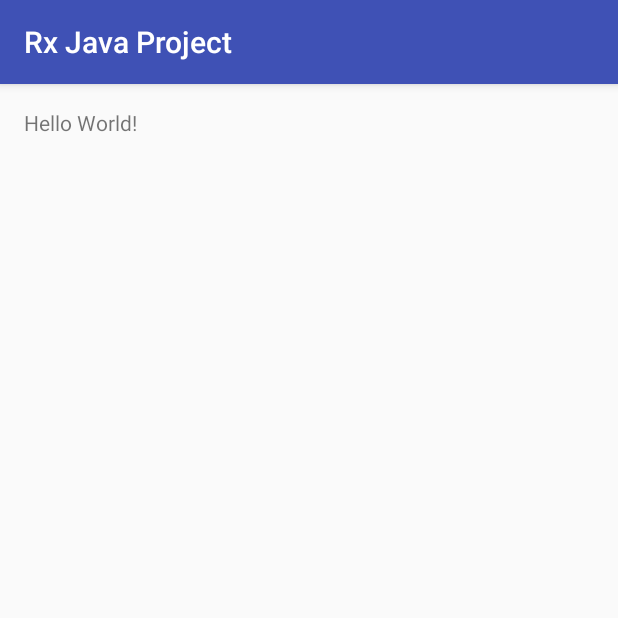
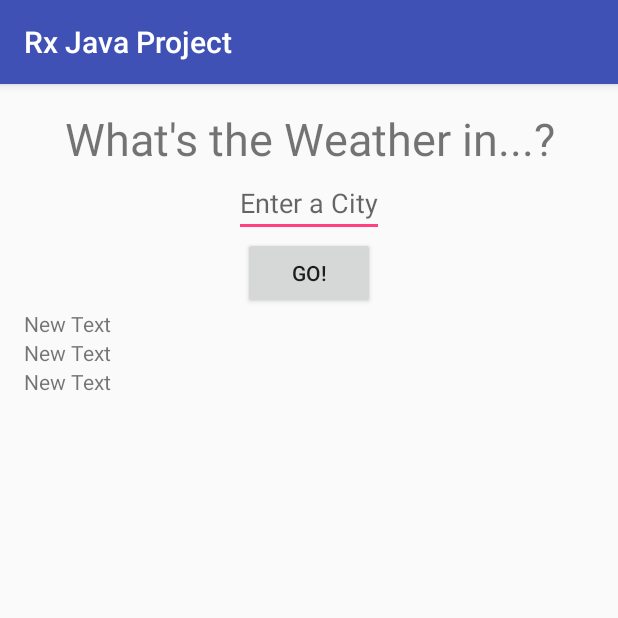
Before and after one commit to Rosanio/RxJava_API_Call, an Android app: the screen it shows after launch (MainActivity), on a phone screen of 412 x 824 dp, the top half of it. Run offline under Robolectric (Android 15) with nearby library versions, the phone set to English and light mode, and no system bars; libraries missing offline, so code that uses them is left out: rx.android.schedulers, rx.schedulers; 4 statements that could not run were skipped.

Commit message:
Setup activity and fragment layouts

```diff
--- a/app/build.gradle
+++ b/app/build.gradle
@@ -31,10 +31,10 @@ android {
 dependencies {
     compile fileTree(dir: 'libs', include: ['*.jar'])
     testCompile 'junit:junit:4.12'
-    compile 'com.android.support:appcompat-v7:23.1.1'
-    compile 'com.android.support:design:23.1.1'
-    compile 'com.android.support:recyclerview-v7:23.1.1'
-    compile 'com.android.support:cardview-v7:23.1.0'
+    compile 'com.android.support:appcompat-v7:23.4.0'
+    compile 'com.android.support:design:23.4.0'
+    compile 'com.android.support:recyclerview-v7:23.4.0'
+    compile 'com.android.support:cardview-v7:23.4.0'
     compile 'io.reactivex:rxjava:1.1.0'
     compile 'io.reactivex:rxandroid:1.1.0'
     compile 'com.squareup.retrofit:adapter-rxjava:2.0.0-beta2'
@@ -43,6 +43,6 @@ dependencies {
     compile 'com.squareup.retrofit:converter-gson:2.0.0-beta2'
     compile 'com.squareup.okhttp:okhttp:2.7.0'
     compile 'com.jakewharton:butterknife:7.0.1'
-    compile 'com.android.support:support-v4:23.1.1'
+    compile 'com.android.support:support-v4:23.4.0'
     compile 'org.projectlombok:lombok:1.16.10'
 }
--- a/app/src/main/AndroidManifest.xml
+++ b/app/src/main/AndroidManifest.xml
@@ -10,7 +10,7 @@
         android:label="@string/app_name"
         android:supportsRtl="true"
         android:theme="@style/AppTheme">
-        <activity android:name=".MainActivity">
+        <activity android:name=".view.MainActivity">
             <intent-filter>
                 <action android:name="android.intent.action.MAIN" />
 
--- a/app/src/main/java/com/epicodus/rxjavaproject/models/WeatherData.java
+++ b/app/src/main/java/com/epicodus/rxjavaproject/models/WeatherData.java
@@ -1,5 +1,11 @@
 package com.epicodus.rxjavaproject.models;
 
+import com.epicodus.rxjavaproject.models.weather_subclasses.Clouds;
+import com.epicodus.rxjavaproject.models.weather_subclasses.Coord;
+import com.epicodus.rxjavaproject.models.weather_subclasses.Main;
+import com.epicodus.rxjavaproject.models.weather_subclasses.Sys;
+import com.epicodus.rxjavaproject.models.weather_subclasses.Weather;
+import com.epicodus.rxjavaproject.models.weather_subclasses.Wind;
 import com.google.gson.annotations.SerializedName;
 
 import java.util.List;
--- a/app/src/main/java/com/epicodus/rxjavaproject/WeatherService.java
+++ b/app/src/main/java/com/epicodus/rxjavaproject/models/WeatherService.java
@@ -1,4 +1,4 @@
-package com.epicodus.rxjavaproject;
+package com.epicodus.rxjavaproject.models;
 
 import com.epicodus.rxjavaproject.models.WeatherData;
 
--- a/app/src/main/java/com/epicodus/rxjavaproject/models/Clouds.java
+++ b/app/src/main/java/com/epicodus/rxjavaproject/models/weather_subclasses/Clouds.java
@@ -1,4 +1,4 @@
-package com.epicodus.rxjavaproject.models;
+package com.epicodus.rxjavaproject.models.weather_subclasses;
 
 import com.google.gson.annotations.SerializedName;
 
--- a/app/src/main/java/com/epicodus/rxjavaproject/models/Coord.java
+++ b/app/src/main/java/com/epicodus/rxjavaproject/models/weather_subclasses/Coord.java
@@ -1,4 +1,4 @@
-package com.epicodus.rxjavaproject.models;
+package com.epicodus.rxjavaproject.models.weather_subclasses;
 
 import com.google.gson.annotations.SerializedName;
 
--- a/app/src/main/java/com/epicodus/rxjavaproject/models/Main.java
+++ b/app/src/main/java/com/epicodus/rxjavaproject/models/weather_subclasses/Main.java
@@ -1,4 +1,4 @@
-package com.epicodus.rxjavaproject.models;
+package com.epicodus.rxjavaproject.models.weather_subclasses;
 
 import com.google.gson.annotations.SerializedName;
 
--- a/app/src/main/java/com/epicodus/rxjavaproject/models/Sys.java
+++ b/app/src/main/java/com/epicodus/rxjavaproject/models/weather_subclasses/Sys.java
@@ -1,4 +1,4 @@
-package com.epicodus.rxjavaproject.models;
+package com.epicodus.rxjavaproject.models.weather_subclasses;
 
 import com.google.gson.annotations.SerializedName;
 
--- a/app/src/main/java/com/epicodus/rxjavaproject/models/Weather.java
+++ b/app/src/main/java/com/epicodus/rxjavaproject/models/weather_subclasses/Weather.java
@@ -1,4 +1,4 @@
-package com.epicodus.rxjavaproject.models;
+package com.epicodus.rxjavaproject.models.weather_subclasses;
 
 import com.google.gson.annotations.SerializedName;
 
--- a/app/src/main/java/com/epicodus/rxjavaproject/models/Wind.java
+++ b/app/src/main/java/com/epicodus/rxjavaproject/models/weather_subclasses/Wind.java
@@ -1,4 +1,4 @@
-package com.epicodus.rxjavaproject.models;
+package com.epicodus.rxjavaproject.models.weather_subclasses;
 
 import com.google.gson.annotations.SerializedName;
 
--- /dev/null
+++ b/app/src/main/java/com/epicodus/rxjavaproject/view/WeatherListFragment.java
@@ -0,0 +1,30 @@
+package com.epicodus.rxjavaproject.view;
+
+
+import android.os.Bundle;
+import android.support.v4.app.Fragment;
+import android.view.LayoutInflater;
+import android.view.View;
+import android.view.ViewGroup;
+
+import com.epicodus.rxjavaproject.R;
+
+/**
+ * A simple {@link Fragment} subclass.
+ */
+public class WeatherListFragment extends Fragment {
+
+
+    public WeatherListFragment() {
+        // Required empty public constructor
+    }
+
+
+    @Override
+    public View onCreateView(LayoutInflater inflater, ViewGroup container,
+                             Bundle savedInstanceState) {
+        // Inflate the layout for this fragment
+        return inflater.inflate(R.layout.fragment_weather_list, container, false);
+    }
+
+}
--- /dev/null
+++ b/app/src/main/java/com/epicodus/rxjavaproject/view/WeatherQueryFragment.java
@@ -0,0 +1,30 @@
+package com.epicodus.rxjavaproject.view;
+
+
+import android.os.Bundle;
+import android.support.v4.app.Fragment;
+import android.view.LayoutInflater;
+import android.view.View;
+import android.view.ViewGroup;
+
+import com.epicodus.rxjavaproject.R;
+
+/**
+ * A simple {@link Fragment} subclass.
+ */
+public class WeatherQueryFragment extends Fragment {
+
+
+    public WeatherQueryFragment() {
+        // Required empty public constructor
+    }
+
+
+    @Override
+    public View onCreateView(LayoutInflater inflater, ViewGroup container,
+                             Bundle savedInstanceState) {
+        // Inflate the layout for this fragment
+        return inflater.inflate(R.layout.fragment_weather_query, container, false);
+    }
+
+}
--- a/app/src/main/res/layout/activity_main.xml
+++ b/app/src/main/res/layout/activity_main.xml
@@ -7,10 +7,22 @@
     android:paddingLeft="@dimen/activity_horizontal_margin"
     android:paddingRight="@dimen/activity_horizontal_margin"
     android:paddingTop="@dimen/activity_vertical_margin"
-    tools:context="com.epicodus.rxjavaproject.MainActivity">
+    tools:context=".view.MainActivity">
 
-    <TextView
-        android:layout_width="wrap_content"
+    <fragment
+        android:layout_width="match_parent"
         android:layout_height="wrap_content"
-        android:text="Hello World!" />
+        android:id="@+id/weatherQueryFragment"
+        android:name="com.epicodus.rxjavaproject.view.WeatherQueryFragment"
+        tools:layout="@layout/fragment_weather_query"/>
+
+    <fragment
+        android:layout_width="match_parent"
+        android:layout_height="wrap_content"
+        android:id="@+id/weatherListFragment"
+        android:name="com.epicodus.rxjavaproject.view.WeatherListFragment"
+        tools:layout="@layout/fragment_weather_list"
+        android:layout_below="@+id/weatherQueryFragment" />
+
+
 </RelativeLayout>
--- /dev/null
+++ b/app/src/main/res/layout/fragment_weather_list.xml
@@ -0,0 +1,45 @@
+<RelativeLayout xmlns:android="http://schemas.android.com/apk/res/android"
+    xmlns:tools="http://schemas.android.com/tools"
+    android:layout_width="match_parent"
+    android:layout_height="wrap_content"
+    tools:context="com.epicodus.rxjavaproject.view.WeatherListFragment">
+
+    <!-- TODO: Update blank fragment layout -->
+
+    <TextView
+        android:layout_width="wrap_content"
+        android:layout_height="wrap_content"
+        android:text="New Text"
+        android:id="@+id/descriptionTextView"
+        android:layout_alignParentTop="true"
+        android:layout_alignParentLeft="true"
+        android:layout_alignParentStart="true"
+        android:layout_toRightOf="@+id/iconImageView" />
+
+    <TextView
+        android:layout_width="wrap_content"
+        android:layout_height="wrap_content"
+        android:text="New Text"
+        android:id="@+id/temperatureTextView"
+        android:layout_below="@+id/descriptionTextView"
+        android:layout_alignParentLeft="true"
+        android:layout_alignParentStart="true"
+        android:layout_toRightOf="@+id/iconImageView" />
+
+    <TextView
+        android:layout_width="wrap_content"
+        android:layout_height="wrap_content"
+        android:text="New Text"
+        android:id="@+id/windTextView"
+        android:layout_below="@+id/temperatureTextView"
+        android:layout_alignParentLeft="true"
+        android:layout_alignParentStart="true"
+        android:layout_toRightOf="@+id/iconImageView" />
+
+    <ImageView
+        android:layout_width="wrap_content"
+        android:layout_height="wrap_content"
+        android:id="@+id/iconImageView"
+        android:layout_alignParentLeft="false"
+        android:layout_alignParentStart="true" />
+</RelativeLayout>
--- /dev/null
+++ b/app/src/main/res/layout/fragment_weather_query.xml
@@ -0,0 +1,32 @@
+<RelativeLayout xmlns:android="http://schemas.android.com/apk/res/android"
+    xmlns:tools="http://schemas.android.com/tools"
+    android:layout_width="match_parent"
+    android:layout_height="wrap_content"
+    tools:context="com.epicodus.rxjavaproject.view.WeatherQueryFragment">
+
+    <!-- TODO: Update blank fragment layout -->
+
+    <TextView
+        android:layout_width="match_parent"
+        android:layout_height="wrap_content"
+        android:text="What&apos;s the Weather in...?"
+        android:id="@+id/titleTextView"
+        android:gravity="center"
+        android:textSize="30sp" />
+
+    <EditText
+        android:layout_width="wrap_content"
+        android:layout_height="wrap_content"
+        android:id="@+id/cityEditText"
+        android:layout_below="@+id/titleTextView"
+        android:layout_centerHorizontal="true"
+        android:hint="Enter a City" />
+
+    <Button
+        android:layout_width="wrap_content"
+        android:layout_height="wrap_content"
+        android:text="Go!"
+        android:id="@+id/queryButton"
+        android:layout_below="@+id/cityEditText"
+        android:layout_centerHorizontal="true" />
+</RelativeLayout>
--- a/app/src/main/res/values/strings.xml
+++ b/app/src/main/res/values/strings.xml
@@ -1,3 +1,6 @@
 <resources>
     <string name="app_name">Rx Java Project</string>
+
+    <!-- TODO: Remove or change this placeholder text -->
+    <string name="hello_blank_fragment">Hello blank fragment</string>
 </resources>
```
Also changed, not shown: app/src/main/java/com/epicodus/rxjavaproject/view/MainActivity.java (renamed from app/src/main/java/com/epicodus/rxjavaproject/MainActivity.java, +12 -1 lines).
